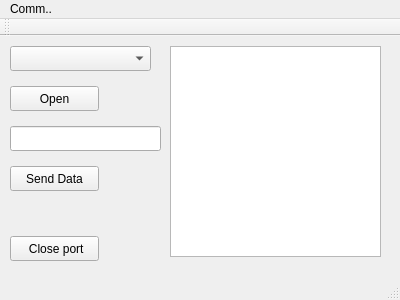
abhi-sensoviz/CommModule, file mainwindow.ui: the form before one commit.
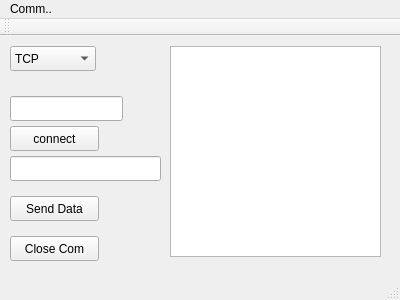
The form after the commit.

```diff
--- a/mainwindow.ui
+++ b/mainwindow.ui
@@ -2,6 +2,9 @@
 <ui version="4.0">
  <class>MainWindow</class>
  <widget class="QMainWindow" name="MainWindow">
+  <property name="enabled">
+   <bool>true</bool>
+  </property>
   <property name="geometry">
    <rect>
     <x>0</x>
@@ -18,7 +21,7 @@
     <property name="geometry">
      <rect>
       <x>10</x>
-      <y>130</y>
+      <y>160</y>
       <width>89</width>
       <height>25</height>
      </rect>
@@ -27,27 +30,17 @@
      <string>Send Data</string>
     </property>
    </widget>
-   <widget class="QComboBox" name="comboBox">
-    <property name="geometry">
-     <rect>
-      <x>10</x>
-      <y>10</y>
-      <width>141</width>
-      <height>25</height>
-     </rect>
-    </property>
-   </widget>
    <widget class="QPushButton" name="btnOpenPort">
     <property name="geometry">
      <rect>
       <x>10</x>
-      <y>50</y>
+      <y>90</y>
       <width>89</width>
       <height>25</height>
      </rect>
     </property>
     <property name="text">
-     <string>Open</string>
+     <string>connect</string>
     </property>
    </widget>
    <widget class="QTextBrowser" name="textBox">
@@ -70,19 +63,54 @@
      </rect>
     </property>
     <property name="text">
-     <string> Close port</string>
+     <string>Close Com</string>
     </property>
    </widget>
    <widget class="QLineEdit" name="inputText">
     <property name="geometry">
      <rect>
       <x>10</x>
-      <y>90</y>
+      <y>120</y>
       <width>151</width>
       <height>25</height>
      </rect>
     </property>
    </widget>
+   <widget class="QLineEdit" name="portname">
+    <property name="geometry">
+     <rect>
+      <x>10</x>
+      <y>60</y>
+      <width>113</width>
+      <height>25</height>
+     </rect>
+    </property>
+   </widget>
+   <widget class="QComboBox" name="comboBox">
+    <property name="geometry">
+     <rect>
+      <x>10</x>
+      <y>10</y>
+      <width>86</width>
+      <height>25</height>
+     </rect>
+    </property>
+    <item>
+     <property name="text">
+      <string>TCP</string>
+     </property>
+    </item>
+    <item>
+     <property name="text">
+      <string>Serial</string>
+     </property>
+    </item>
+    <item>
+     <property name="text">
+      <string>Modbus</string>
+     </property>
+    </item>
+   </widget>
   </widget>
   <widget class="QMenuBar" name="menuBar">
    <property name="geometry">
```
